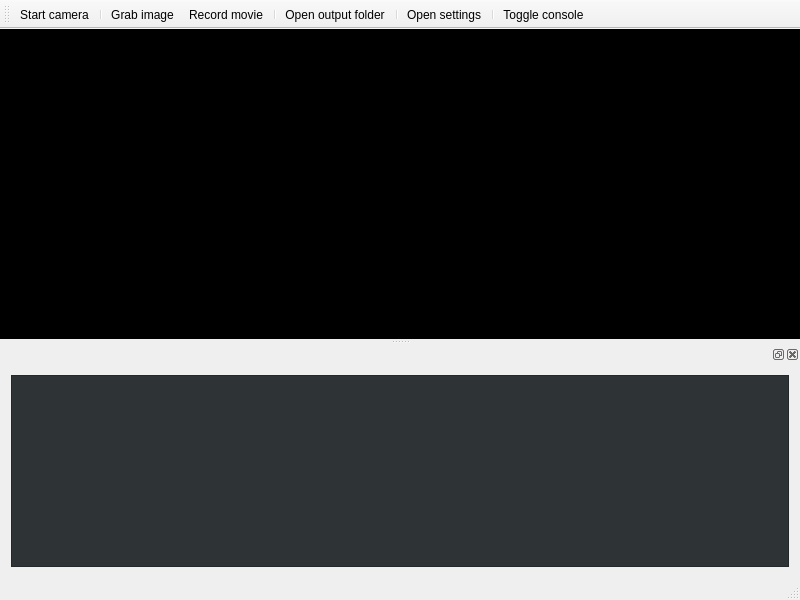
First picture: the form in mainwindow.ui, repository zaak/camgrab, before the edit.
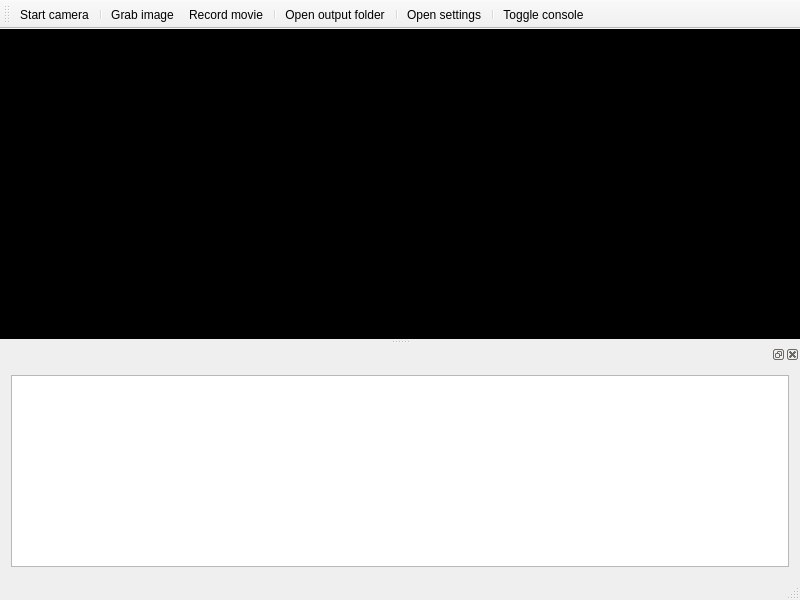
Second picture: the form after the edit. Icons and pictures are not drawn. Custom widgets are drawn as their Qt base class.

Diff of the .ui file:
```diff
--- a/mainwindow.ui
+++ b/mainwindow.ui
@@ -86,8 +86,7 @@
         <bool>false</bool>
        </property>
        <property name="styleSheet">
-        <string notr="true">background-color: rgb(46, 52, 54);
-color: rgb(255, 255, 255);</string>
+        <string notr="true"/>
        </property>
        <property name="readOnly">
         <bool>true</bool>
```
Left out of the diff: 29 changed lines with no effect on the pictures.
